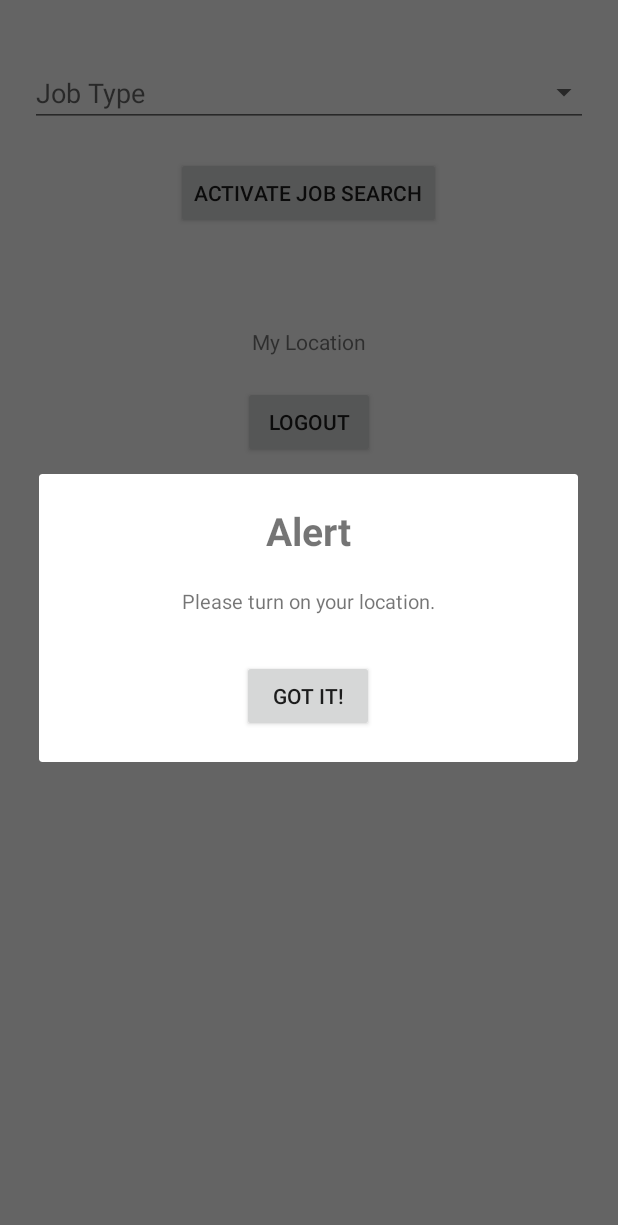
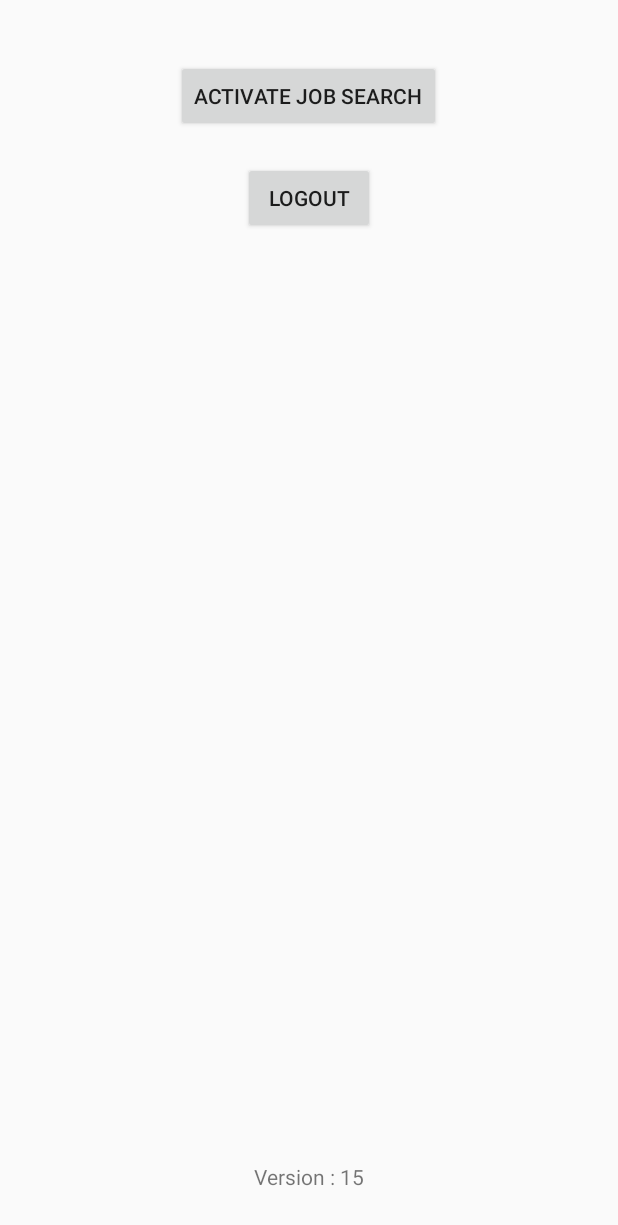
Before and after one commit to waqifti/carcity-android, an Android app: the MainActivity screen opened directly, with no data from a screen before it, on a phone screen of 412 x 824 dp. Shown: the top 1225 px of the screen. Run offline under Robolectric (Android 15) with nearby library versions, the phone set to English and light mode, and no system bars; our stand-ins replace sdp/ssp sizes.

Commit message:
tracker app

```diff
--- a/app/build.gradle
+++ b/app/build.gradle
@@ -1,6 +1,7 @@
 apply plugin: 'com.android.application'
 apply plugin: 'kotlin-android'
 apply plugin: 'kotlin-android-extensions'
+apply plugin: 'com.google.gms.google-services'
 
 android {
     compileSdkVersion 30
@@ -54,6 +55,9 @@ dependencies {
     // Dexter for permissions
     implementation 'com.karumi:dexter:6.2.3'
 
+    // Firebase sdk
+    implementation 'com.google.firebase:firebase-messaging:22.0.0'
+
     testImplementation 'junit:junit:4.12'
     androidTestImplementation 'androidx.test.ext:junit:1.1.3'
     androidTestImplementation 'androidx.test.espresso:espresso-core:3.4.0'
--- a/app/src/main/java/com/nb/trackerapp/base/AppConstants.kt
+++ b/app/src/main/java/com/nb/trackerapp/base/AppConstants.kt
@@ -7,8 +7,7 @@ object AppConstants {
     const val USER_DATA = "current_user.txt"
     const val AUTH_SHARED_PREFERENCE = "auth_sp"
     const val LOGIN_STATUS = "login_status"
-
-    const val ALARM_REQUEST_CODE = 101
+    const val DEVICE_TOKEN = "device_token"
 
     var CURRENT_USER: User? = null
     var APP_STATE = "BACKGROUND"
--- a/app/src/main/java/com/nb/trackerapp/base/AppSession.kt
+++ b/app/src/main/java/com/nb/trackerapp/base/AppSession.kt
@@ -19,17 +19,17 @@ class AppSession {
             return sp.getBoolean(AppConstants.LOGIN_STATUS,false)
         }
 
-        /*fun setUserToken(context: Context,token: String){
+        fun setDeviceToken(context: Context,token: String){
             val sp = context.getSharedPreferences(AppConstants.AUTH_SHARED_PREFERENCE,Context.MODE_PRIVATE)
             val editor = sp.edit()
-            editor.putString(AppConstants.USER_TOKEN,token)
+            editor.putString(AppConstants.DEVICE_TOKEN,token)
             editor.apply()
         }
 
-        fun getUserToken(context: Context) : String?{
+        fun getDeviceToken(context: Context) : String?{
             val sp = context.getSharedPreferences(AppConstants.AUTH_SHARED_PREFERENCE,Context.MODE_PRIVATE)
-            return sp.getString(AppConstants.USER_TOKEN,null)
-        }*/
+            return sp.getString(AppConstants.DEVICE_TOKEN,null)
+        }
 
         fun setCurrentUser(context: Context,user: User){
             try {
--- a/app/src/main/java/com/nb/trackerapp/common/DateTime.kt
+++ b/app/src/main/java/com/nb/trackerapp/common/DateTime.kt
@@ -1,17 +1,19 @@
 package com.nb.trackerapp.common
 
 import java.text.DateFormat
+import java.text.SimpleDateFormat
 import java.util.*
 
 class DateTime {
     companion object{
-        //private const val ServerDateTimeFormat = "MMM dd yyyy, HH:mm"
+        private const val ServerDateTimeFormat = "MMM dd, yyyy HH:mm:ss a"
 
         fun getCurrentDateTime(): String {
-            /*val sdf = SimpleDateFormat(ServerDateTimeFormat, Locale.getDefault())
-            sdf.timeZone = TimeZone.getTimeZone("UTC")
-            return sdf.format(Date())*/
-            return DateFormat.getDateTimeInstance().format(Date())
+            /*val simpleDateFormat = SimpleDateFormat(ServerDateTimeFormat, Locale.getDefault())
+            simpleDateFormat.timeZone = TimeZone.getTimeZone("UTC")
+            return simpleDateFormat.format(Date())*/
+
+            return DateFormat.getDateTimeInstance().format(Date()).format(ServerDateTimeFormat)
         }
     }
 }
--- a/app/src/main/java/com/nb/trackerapp/data/LocationData.kt
+++ b/app/src/main/java/com/nb/trackerapp/data/LocationData.kt
@@ -4,11 +4,13 @@ import android.app.Activity
 import android.content.Context
 import android.content.Intent
 import android.location.Location
+import android.os.Build
 import android.os.Handler
 import android.os.Looper
 import android.text.InputType
 import android.util.Log
 import android.view.View
+import android.widget.LinearLayout
 import androidx.appcompat.widget.AppCompatButton
 import androidx.appcompat.widget.AppCompatEditText
 import androidx.appcompat.widget.AppCompatTextView
@@ -18,21 +20,25 @@ import androidx.recyclerview.widget.RecyclerView
 import com.nb.trackerapp.R
 import com.nb.trackerapp.base.AppIntents
 import com.nb.trackerapp.base.AppSession
+import com.nb.trackerapp.common.DateTime
 import com.nb.trackerapp.common.`interface`.OnApiResponseListener
+import com.nb.trackerapp.common.`interface`.OnDialogClickListener
 import com.nb.trackerapp.models.Job
 import com.nb.trackerapp.models.User
-import com.nb.trackerapp.network.ApiConstants
-import com.nb.trackerapp.network.ApiUrl
-import com.nb.trackerapp.network.LocationService
-import com.nb.trackerapp.network.NetworkCall
+import com.nb.trackerapp.network.*
 import com.nb.trackerapp.views.activities.AuthenticationActivity
 import com.nb.trackerapp.views.adapters.JobsDropDownAdapter
 
-class LocationData(private val context: Context,view: View,private val apiResponseListener: OnApiResponseListener) {
+class LocationData(private val context: Context,view: View,private val apiResponseListener: OnApiResponseListener,
+                   private val dialogClickListener: OnDialogClickListener) {
+    private val customerLayout = view.findViewById<LinearLayout>(R.id.customerLayout)
     private val jobIdEt = view.findViewById<AppCompatEditText>(R.id.job_idEt)
-    private val myLocationTv = view.findViewById<AppCompatTextView>(R.id.my_locationTv)
+    private val descriptionEt = view.findViewById<AppCompatEditText>(R.id.descriptionEt)
+    private val notesEt = view.findViewById<AppCompatEditText>(R.id.notesEt)
+    private val timeEt = view.findViewById<AppCompatEditText>(R.id.timeEt)
     private val findBtn = view.findViewById<AppCompatButton>(R.id.find_btn)
     private val jobIddRecyclerView = view.findViewById<RecyclerView>(R.id.job_iddRecyclerView)
+    private val versionTv = view.findViewById<AppCompatTextView>(R.id.main_versionTv)
 
     fun bindData(){
         val user = AppSession.getCurrentUser(context)
@@ -42,14 +48,20 @@ class LocationData(private val context: Context,view: View,private val apiRespon
         jobIdEt.isClickable = true
         jobIdEt.isFocusable = false
         jobIdEt.inputType = InputType.TYPE_NULL
-        findBtn.text = if(user?.type == ApiConstants.USER_TYPE_CUSTOMER){
-            context.getString(R.string.find_service_provider) }
-        else{ context.getString(R.string.activate_job_search) }
+        versionTv.text = "Version : ${Build.VERSION.RELEASE}"
+        timeEt.setText(DateTime.getCurrentDateTime())
+        if(user?.type == ApiConstants.USER_TYPE_CUSTOMER){
+            customerLayout.visibility = View.VISIBLE
+            findBtn.text = context.getString(R.string.find_service_provider)
 
-        // get job types
-        Handler(Looper.getMainLooper()).postDelayed(Runnable {
-            getJobTypes(user)
-        },200)
+            // get job types
+            Handler(Looper.getMainLooper()).postDelayed(Runnable {
+                getJobTypes(user)
+            },200)
+        } else{
+            customerLayout.visibility = View.GONE
+            findBtn.text = context.getString(R.string.activate_job_search)
+        }
 
         // job id click
         jobIdEt.setOnClickListener {
@@ -69,26 +81,18 @@ class LocationData(private val context: Context,view: View,private val apiRespon
         }
     }
 
-    fun bindLocation(location: Location?){
-        location?.let { myLocationTv.text = "My Location\nLatitude = ${it.latitude}\nLongitude = ${it.longitude}" }
-    }
-
     fun moveToAuthenticationActivity(){
         AppSession.setLoginStatus(context,false)
         AppIntents.moveToActivity(context as Activity,true, Intent(context, AuthenticationActivity::class.java))
     }
 
-    fun startLocationService(){
-        context.startService(Intent(context, LocationService::class.java))
-    }
-
     private fun getJobTypes(user: User?){
         user?.let {
             val params = HashMap<String,Any>()
-            params["${ApiConstants.TOKEN}_sessiontoken"] = it.token
+            params["${ApiConstants.HEADER}_sessiontoken"] = it.token
 
             NetworkCall.enqueueCall(context,ApiUrl.getJobTypesUrl(),ApiConstants.RESPONSE_TYPE_PARAMS,
-            ApiConstants.JOB_TYPE_LIST,params,apiResponseListener)
+            ApiConstants.JOB_TYPE_LIST,params,apiResponseListener,false,dialogClickListener)
         }
     }
 
--- a/app/src/main/java/com/nb/trackerapp/network/ApiConstants.kt
+++ b/app/src/main/java/com/nb/trackerapp/network/ApiConstants.kt
@@ -8,10 +8,12 @@ object ApiConstants {
     const val LOGIN_TAG = "login_tag"
     const val GET_LOCATION = "get_location"
     const val UPDATE_LOCATION = "update_location"
-    const val TOKEN = "token"
+    const val HEADER = "header"
     const val USER_TYPE_CUSTOMER = "Customer"
     const val USER_TYPE_PROVIDER = "ServiceProvider"
     const val JOB_TYPE_LIST = "job_type_list"
+    const val SESSION_EXPIRED = "session_expired"
+    const val SESSION_EXPIRED_MSG = "Wrong sessiontoken"
 
     var IS_LOCATION_ENABLED = false
 }
--- a/app/src/main/java/com/nb/trackerapp/network/MyLocation.kt
+++ b/app/src/main/java/com/nb/trackerapp/network/MyLocation.kt
@@ -10,6 +10,7 @@ import androidx.core.app.ActivityCompat
 import com.nb.trackerapp.base.AppConstants
 import com.nb.trackerapp.base.AppSession
 import com.nb.trackerapp.common.DateTime
+import com.nb.trackerapp.common.`interface`.OnDialogClickListener
 
 class MyLocation(private val activity: Activity) {
     fun getCurrentLocation(): Location?{
@@ -21,7 +22,7 @@ class MyLocation(private val activity: Activity) {
             // Grant permission
             return null
         }
-        return locationManager.getLastKnownLocation(LocationManager.NETWORK_PROVIDER)
+        return locationManager.getLastKnownLocation(LocationManager.GPS_PROVIDER)
     }
 
     fun getLocationManager(): LocationManager {
@@ -29,18 +30,18 @@ class MyLocation(private val activity: Activity) {
     }
 
     companion object{
-        fun updateLocation(context: Context,location:Location?){
+        fun updateLocation(context: Context,location:Location?,dialogClickListener: OnDialogClickListener? = null){
             location?.let {
                 AppSession.getCurrentUser(context)?.let { user ->
                     val params = HashMap<String,Any>()
                     params["appstate"] = AppConstants.APP_STATE
                     params["lati"] = it.latitude
                     params["longi"] = it.longitude
-                    params["${ApiConstants.TOKEN}_sessiontoken"] = user.token
+                    params["${ApiConstants.HEADER}_sessiontoken"] = user.token
                     params["time"] = DateTime.getCurrentDateTime()
 
                     NetworkCall.enqueueCall(context,ApiUrl.getUpdateLocationUrl(user.type),ApiConstants.RESPONSE_TYPE_PARAMS,
-                        ApiConstants.UPDATE_LOCATION,params,null,false)
+                        ApiConstants.UPDATE_LOCATION,params,null,false,dialogClickListener)
                 }
             }
         }
--- a/app/src/main/java/com/nb/trackerapp/views/dialogs/Dialog.kt
+++ b/app/src/main/java/com/nb/trackerapp/views/dialogs/Dialog.kt
@@ -34,6 +34,7 @@ class Dialog {
                        dialogResponseListener: OnDialogClickListener? = null){
             val activity = context as Activity
             activity.runOnUiThread {
+                if(!activity.isFinishing){
                     val inflater = activity.getSystemService(Context.LAYOUT_INFLATER_SERVICE) as LayoutInflater
                     val builder = AlertDialog.Builder(activity)
                     val view = inflater.inflate(R.layout.dialog_message, null)
@@ -58,3 +59,4 @@ class Dialog {
             }
         }
     }
+}
--- a/app/src/main/res/layout/activity_main.xml
+++ b/app/src/main/res/layout/activity_main.xml
@@ -5,15 +5,47 @@
     android:layout_width="match_parent"
     android:layout_height="match_parent"
     tools:context=".MainActivity"
+    android:orientation="vertical"
+    android:weightSum="1">
+
+    <androidx.core.widget.NestedScrollView
+        android:layout_width="match_parent"
+        android:layout_height="0dp"
+        android:layout_weight="1"
+        android:fillViewport="true">
+
+        <LinearLayout
+            android:layout_width="match_parent"
+            android:layout_height="wrap_content"
+            android:layout_margin="20dp"
             android:orientation="vertical">
+
+            <LinearLayout
+                android:id="@+id/customerLayout"
+                android:layout_width="match_parent"
+                android:layout_height="wrap_content"
+                android:orientation="vertical">
+
+                <androidx.appcompat.widget.AppCompatEditText
+                    android:id="@+id/descriptionEt"
+                    android:layout_width="match_parent"
+                    android:layout_height="@dimen/_100sdp"
+                    android:hint="Description"
+                    android:inputType="textCapSentences|textMultiLine"/>
+
+                <androidx.appcompat.widget.AppCompatEditText
+                    android:id="@+id/notesEt"
+                    android:layout_width="match_parent"
+                    android:layout_height="wrap_content"
+                    android:layout_marginTop="10dp"
+                    android:hint="Notes"
+                    android:inputType="text"/>
 
                 <androidx.appcompat.widget.AppCompatEditText
                     android:id="@+id/job_idEt"
                     android:layout_width="match_parent"
                     android:layout_height="wrap_content"
-        android:layout_marginTop="@dimen/_30sdp"
-        android:layout_marginStart="20dp"
-        android:layout_marginEnd="20dp"
+                    android:layout_marginTop="10dp"
                     android:hint="Job Type"
                     android:inputType="text"
                     android:drawableEnd="@drawable/ic_arrow_drop_down"/>
@@ -39,28 +71,39 @@
                         tools:listitem="@layout/layout_single_job_id_dropdown"/>
                 </androidx.constraintlayout.widget.ConstraintLayout>
 
+                <androidx.appcompat.widget.AppCompatEditText
+                    android:id="@+id/timeEt"
+                    android:layout_width="match_parent"
+                    android:layout_height="wrap_content"
+                    android:layout_marginTop="10dp"
+                    android:hint="Schedule Time"
+                    android:inputType="text"/>
+            </LinearLayout>
+
             <androidx.appcompat.widget.AppCompatButton
                 android:id="@+id/find_btn"
                 android:layout_width="wrap_content"
                 android:layout_height="wrap_content"
+                android:layout_marginTop="20dp"
                 android:layout_gravity="center"
-        android:layout_marginTop="20dp"
                 android:text="@string/find_service_provider"/>
-
-    <androidx.appcompat.widget.AppCompatTextView
-        android:id="@+id/my_locationTv"
-        android:layout_width="wrap_content"
-        android:layout_height="wrap_content"
-        android:layout_marginTop="@dimen/_50sdp"
-        android:layout_gravity="center"
-        android:gravity="center"
-        android:text="My Location"/>
 
             <androidx.appcompat.widget.AppCompatButton
                 android:id="@+id/logout_btn"
                 android:layout_width="wrap_content"
                 android:layout_height="wrap_content"
+                android:layout_marginTop="20dp"
+                android:layout_gravity="center"
+                android:text="Logout"/>
+        </LinearLayout>
+    </androidx.core.widget.NestedScrollView>
+
+    <androidx.appcompat.widget.AppCompatTextView
+        android:id="@+id/main_versionTv"
+        android:layout_width="wrap_content"
+        android:layout_height="wrap_content"
         android:layout_gravity="center"
         android:layout_marginTop="20dp"
-        android:text="Logout"/>
+        android:layout_marginBottom="30dp"
+        android:text="Version : "/>
 </LinearLayout>
--- a/app/src/main/res/values/strings.xml
+++ b/app/src/main/res/values/strings.xml
@@ -1,13 +1,15 @@
 <resources>
-    <string name="app_name">TrackerApp</string>
+    <string name="app_name">Tracker App</string>
     <string name="login_title">Tracker App\nLogin</string>
     <string name="customer">Customer</string>
     <string name="service_provider">Service Provider</string>
     <string name="alert">Alert</string>
     <string name="permissions_required">Permissions Required</string>
-    <string name="on_location">Please turn on your location.</string>
+    <string name="on_location">Please turn on your location and enable gps.</string>
+    <string name="on_gps">Please enable gps option.</string>
     <string name="wait_location">Please wait while getting location…</string>
     <string name="no_location">Unable to get location</string>
     <string name="find_service_provider">Find Service Provider</string>
     <string name="activate_job_search">Activate Job Search</string>
+    <string name="session_expired">Your session has been expired, please login again</string>
 </resources>
--- a/build.gradle
+++ b/build.gradle
@@ -8,6 +8,7 @@ buildscript {
     dependencies {
         classpath "com.android.tools.build:gradle:4.0.2"
         classpath "org.jetbrains.kotlin:kotlin-gradle-plugin:$kotlin_version"
+        classpath 'com.google.gms:google-services:4.3.10'
 
         // NOTE: Do not place your application dependencies here; they belong
         // in the individual module build.gradle files
```
Also changed, not shown: app/src/main/AndroidManifest.xml (+16 -3 lines), app/src/main/java/com/nb/trackerapp/MainActivity.kt (+43 -26 lines), app/src/main/java/com/nb/trackerapp/common/JSONParser.kt (+15 -7 lines), app/src/main/java/com/nb/trackerapp/data/LoginData.kt (+30 -3 lines), app/src/main/java/com/nb/trackerapp/network/LocationService.kt (+49 -30 lines), app/src/main/java/com/nb/trackerapp/network/MessagingService.kt (added, +18 -0 lines), app/src/main/java/com/nb/trackerapp/network/NetworkCall.kt (+6 -5 lines), app/src/main/java/com/nb/trackerapp/views/activities/AuthenticationActivity.kt (+48 -3 lines), app/src/main/res/layout/activity_authentication.xml (+14 -0 lines), 1 other file. Lines whose indentation alone changed are shown as unchanged.
